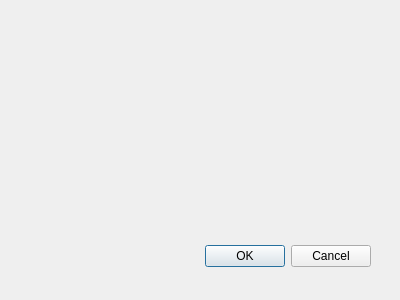
First picture: the form in wtyczka_projekt2/wtyczka_projekt2_dialog_base.ui, repository Joooeeeee/Qgis_3, before the edit.
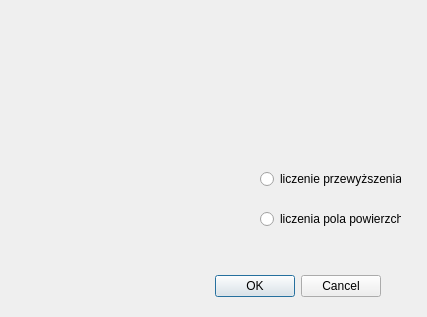
Second picture: the form after the edit.

Commit message: wprowadzenie przewyzszen

Patch:
```diff
--- a/wtyczka_projekt2/wtyczka_projekt2_dialog_base.ui
+++ b/wtyczka_projekt2/wtyczka_projekt2_dialog_base.ui
@@ -1,22 +1,22 @@
 <ui version="4.0" >
  <class>wtyczka_projekt2DialogBase</class>
- <widget class="QDialog" name="wtyczka_projekt2DialogBase" >
-  <property name="geometry" >
+ <widget class="QDialog" name="wtyczka_projekt2DialogBase">
+  <property name="geometry">
    <rect>
     <x>0</x>
     <y>0</y>
-    <width>400</width>
-    <height>300</height>
+    <width>427</width>
+    <height>317</height>
    </rect>
   </property>
   <property name="windowTitle" >
    <string>wtyczka projekt 2</string>
   </property>
-  <widget class="QDialogButtonBox" name="button_box" >
-   <property name="geometry" >
+  <widget class="QDialogButtonBox" name="button_box">
+   <property name="geometry">
     <rect>
-     <x>30</x>
-     <y>240</y>
+     <x>40</x>
+     <y>270</y>
      <width>341</width>
      <height>32</height>
     </rect>
@@ -28,6 +28,32 @@
     <set>QDialogButtonBox::Cancel|QDialogButtonBox::Ok</set>
    </property>
   </widget>
+  <widget class="QRadioButton" name="radioButton_przewyzszenia">
+   <property name="geometry">
+    <rect>
+     <x>260</x>
+     <y>170</y>
+     <width>141</width>
+     <height>18</height>
+    </rect>
+   </property>
+   <property name="text">
+    <string>liczenie przewyższenia</string>
+   </property>
+  </widget>
+  <widget class="QRadioButton" name="radioButton_2">
+   <property name="geometry">
+    <rect>
+     <x>260</x>
+     <y>210</y>
+     <width>141</width>
+     <height>18</height>
+    </rect>
+   </property>
+   <property name="text">
+    <string>liczenia pola powierzchni</string>
+   </property>
+  </widget>
  </widget>
  <resources/>
  <connections>
```
Left out of the diff: 33 changed lines with no effect on the pictures. The commit also changes 1 other file.
